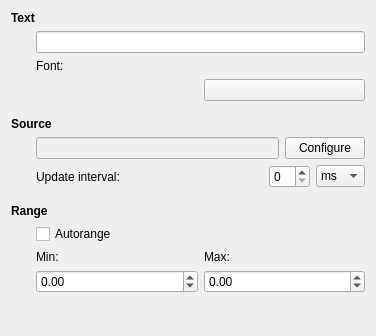
lmiphay/pdamsten-plasmoids, file analog-meter/contents/ui/config.ui: the form before one commit.
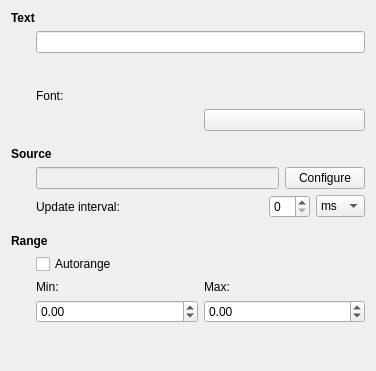
The form after the commit. Custom widgets are drawn as their Qt base class.

Commit message: Show example text in congig dialog

Patch:
```diff
--- a/analog-meter/contents/ui/config.ui
+++ b/analog-meter/contents/ui/config.ui
@@ -7,7 +7,7 @@
     <x>0</x>
     <y>0</y>
     <width>376</width>
-    <height>336</height>
+    <height>371</height>
    </rect>
   </property>
   <layout class="QVBoxLayout" name="verticalLayout_4">
@@ -48,6 +48,39 @@
        </property>
       </widget>
      </item>
+     <item>
+      <layout class="QHBoxLayout" name="horizontalLayout_4">
+       <item>
+        <widget class="QLabel" name="exampleTitleLabel"/>
+       </item>
+       <item>
+        <widget class="QLabel" name="exampleLabel">
+         <property name="sizePolicy">
+          <sizepolicy hsizetype="Expanding" vsizetype="Preferred">
+           <horstretch>0</horstretch>
+           <verstretch>0</verstretch>
+          </sizepolicy>
+         </property>
+        </widget>
+       </item>
+      </layout>
+     </item>
+     <item>
+      <spacer name="verticalSpacer_4">
+       <property name="orientation">
+        <enum>Qt::Vertical</enum>
+       </property>
+       <property name="sizeType">
+        <enum>QSizePolicy::Maximum</enum>
+       </property>
+       <property name="sizeHint" stdset="0">
+        <size>
+         <width>20</width>
+         <height>10</height>
+        </size>
+       </property>
+      </spacer>
+     </item>
      <item>
       <widget class="QLabel" name="label_3">
        <property name="text">
```
The commit also changes 1 other file.
